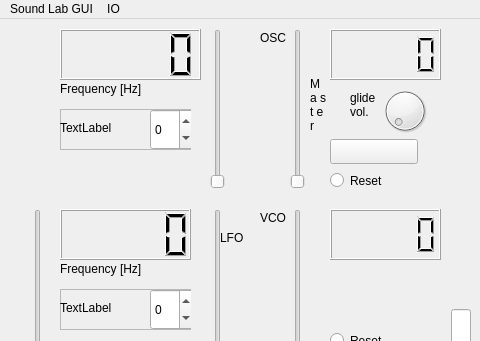
Old version of the form OceanGUI/mainwindow.ui in the repository uglasmeyer/ocean; both pictures show x 0 to 480 and y 0 to 341 of the 1207 by 629 pixel window.
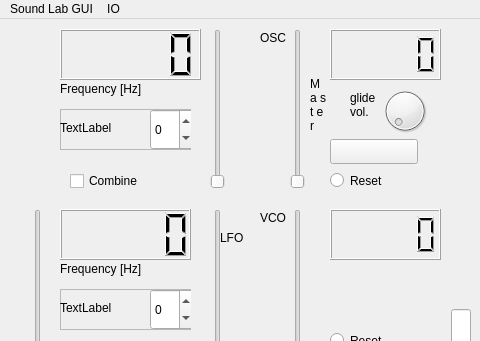
New version of the form.

```diff
--- a/OceanGUI/mainwindow.ui
+++ b/OceanGUI/mainwindow.ui
@@ -1996,6 +1996,19 @@
      <bool>true</bool>
     </property>
    </widget>
+   <widget class="QCheckBox" name="cB_Combine">
+    <property name="geometry">
+     <rect>
+      <x>70</x>
+      <y>150</y>
+      <width>92</width>
+      <height>24</height>
+     </rect>
+    </property>
+    <property name="text">
+     <string>Combine</string>
+    </property>
+   </widget>
   </widget>
   <widget class="QMenuBar" name="menubar">
    <property name="geometry">
```
